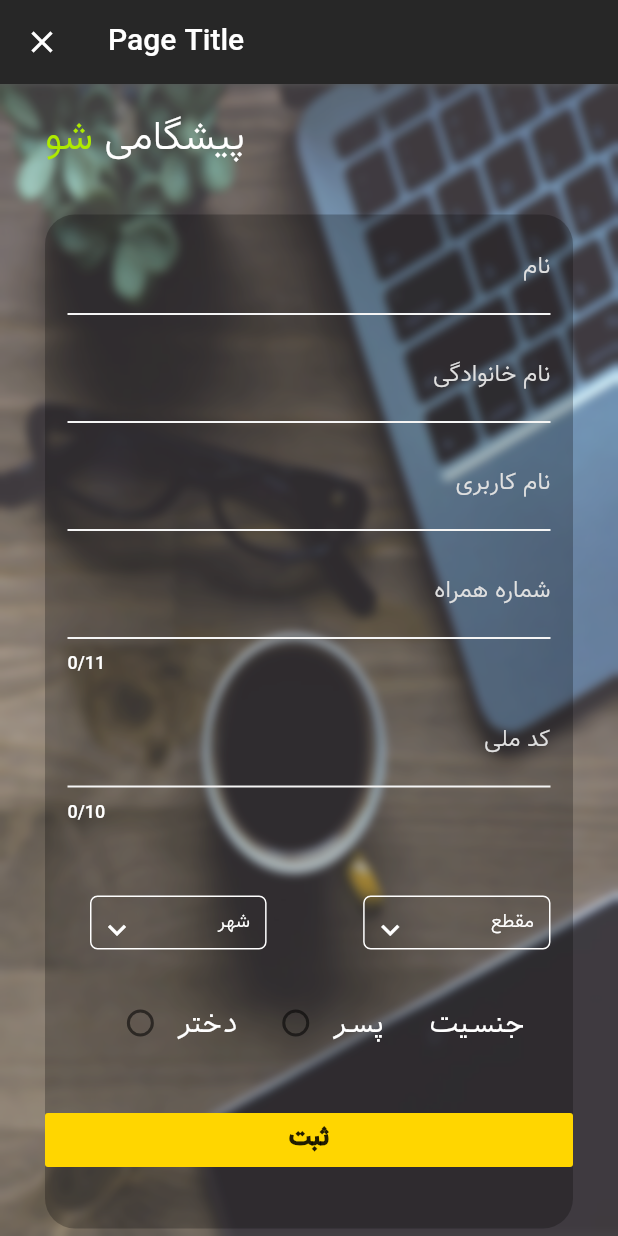
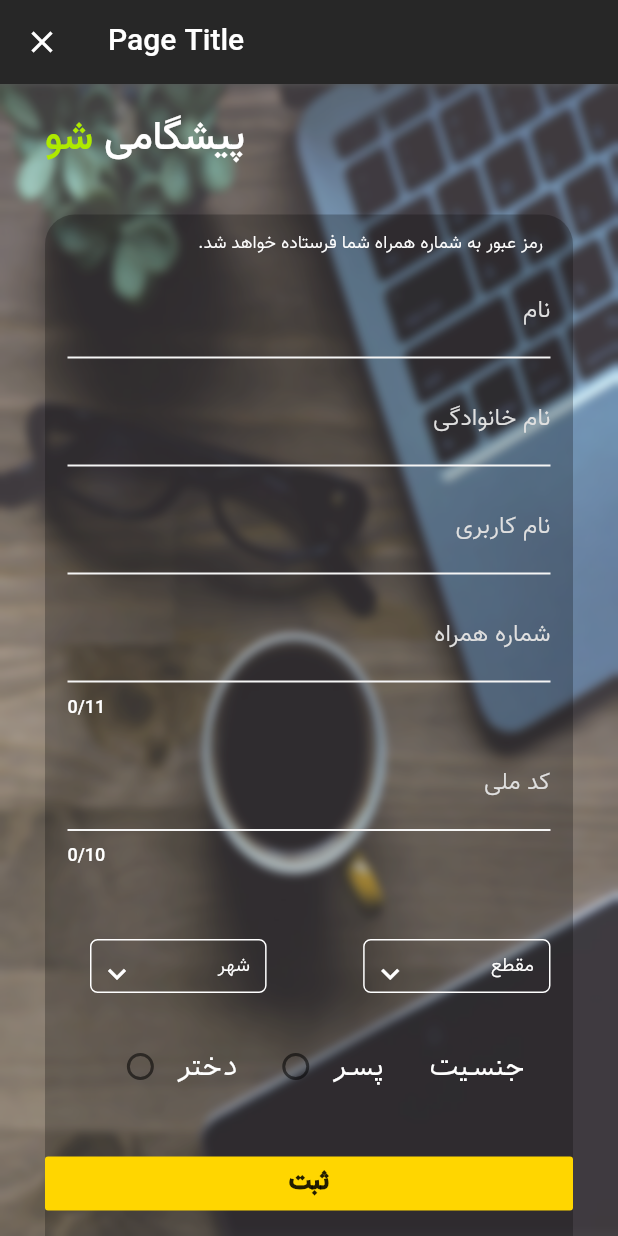
Before and after one commit to arvin2079/pishgam-tabbesh-application, a Flutter app: the SignUpPage screen opened directly, on a phone screen of 412 x 824 dp. Run offline on Flutter 3.47's test engine with Material 2 defaults, Android fonts, the phone set to English and light mode, and no system bars; our stand-ins replace bloc, carousel_slider, flutter_bloc, flutter_spinkit; missing offline and left inert: slide_countdown_clock.

Commit message:
sign up validator , errors , controllers for radioGroups and dropdowns done

```diff
--- a/lib/brain/authBloc.dart
+++ b/lib/brain/authBloc.dart
@@ -3,6 +3,7 @@ import 'authClass.dart';
 
 enum ApplicationAuthEvent {
   landing,
+  signUp,
   signIn,
   signOut,
 }
@@ -11,7 +12,15 @@ enum ApplicationAuthEvent {
 enum ApplicationAuthState {
   landing,
   signedIn,
-  SignedOut,
+  signedOut,
+  signedUp,
+}
+
+class AuthEvent {
+  AuthEvent({this.user, this.event});
+
+  final User user;
+  final ApplicationAuthEvent event;
 }
 
 class AuthState {
@@ -21,8 +30,9 @@ class AuthState {
   final ApplicationAuthState state;
 }
 
-class AuthBloc extends Bloc<ApplicationAuthEvent, AuthState> {
+class AuthBloc extends Bloc<AuthEvent, AuthState> {
   AuthBloc(this.auth);
+
   final AuthBase auth;
 
   @override
@@ -30,14 +40,15 @@ class AuthBloc extends Bloc<ApplicationAuthEvent, AuthState> {
       AuthState(user: null, state: ApplicationAuthState.landing);
 
   @override
-  Stream<AuthState> mapEventToState(ApplicationAuthEvent event) async* {
-    switch (event) {
-      case ApplicationAuthEvent.landing: {
+  Stream<AuthState> mapEventToState(AuthEvent event) async* {
+    switch (event.event) {
+      case ApplicationAuthEvent.landing:
+        {
           User user = await auth.currentUser();
           yield AuthState(
             user: user,
             state: user == null
-                ? ApplicationAuthState.SignedOut
+                ? ApplicationAuthState.signedOut
                 : ApplicationAuthState.signedIn,
           );
         }
@@ -48,6 +59,9 @@ class AuthBloc extends Bloc<ApplicationAuthEvent, AuthState> {
       case ApplicationAuthEvent.signOut:
         // TODO: Handle this case.
         break;
+      case ApplicationAuthEvent.signUp:
+        // TODO: Handle this case.
+        break;
     }
   }
 }
--- a/lib/brain/validator.dart
+++ b/lib/brain/validator.dart
@@ -30,8 +30,8 @@ class CredentioalStringValidator {
 class PhoneNumberStringValidator implements StringValidator {
   @override
   bool isValid(String value) {
-    RegExp regExp = RegExp(r'9\d{9}');
-    return regExp.hasMatch(value) && value.length == 10;
+    RegExp regExp = RegExp(r'09\d{9}');
+    return regExp.hasMatch(value) && value.length == 11;
   }
 }
 
@@ -52,7 +52,7 @@ class SignupFieldValidator {
   final String inValidLastnameErrorMassage = 'نام خوانوادگی صحیح خود را وارد کنید';
   final String inValidUsernameErrorMassage = 'نام کاربری صحیح خود را وارد کنید';
   final String inValidPhoneNumberErrorMassage = 'شماره همراه صحیح خود را وارد کنید';
-  final String nationalCodeErrorMassage = 'کد ملی خود را وارد کنید';
+  final String invalidNationalCodeErrorMassage = 'کد ملی خود را وارد کنید';
 }
 
 // fixme : phone number maxlenght for dialog box is must be 10
--- a/lib/components/customDropDownButton.dart
+++ b/lib/components/customDropDownButton.dart
@@ -1,9 +1,10 @@
 import 'package:flutter/material.dart';
 
 class CustomDropDownButton extends StatefulWidget {
-  CustomDropDownButton({@required this.hint, @required this.items});
+  CustomDropDownButton({@required this.hint, @required this.items, this.controller});
   final String hint;
   final List<String> items;
+  final DropDownController controller;
 
   @override
   _CustomDropDownButtonState createState() =>
@@ -68,6 +69,7 @@ class _CustomDropDownButtonState extends State<CustomDropDownButton> {
             value: selectedItem,
             onChanged: (newValue) {
               setState(() {
+                widget.controller.value = newValue;
                 selectedItem = newValue;
               });
             },
@@ -83,3 +85,13 @@ class _CustomDropDownButtonState extends State<CustomDropDownButton> {
     );
   }
 }
+
+class DropDownController {
+  String _value;
+
+  String get getValue => _value;
+
+  set value(String value) {
+    _value = value;
+  }
+}
--- a/lib/components/radioButton.dart
+++ b/lib/components/radioButton.dart
@@ -4,6 +4,7 @@ class RadioButton extends StatefulWidget {
   RadioButton(
       {@required this.valueFirst,
       @required this.valueSecond,
+        @required this.controller,
       @required this.first,
       @required this.second,
       @required this.txt});
@@ -11,6 +12,7 @@ class RadioButton extends StatefulWidget {
   final int valueSecond;
   final String first;
   final String second;
+  final RadioGroupController controller;
   final String txt;
   @override
   _RadioButtonState createState() => _RadioButtonState(
@@ -35,6 +37,8 @@ class _RadioButtonState extends State<RadioButton> {
   final String first;
   final String second;
   final String txt;
+
+  int get value => groupValue;
 
   @override
   Widget build(BuildContext context) {
@@ -89,7 +93,18 @@ class _RadioButtonState extends State<RadioButton> {
 
   void radioButtonChecked(int value) {
     setState(() {
+      widget.controller.value = value;
       groupValue = value;
     });
   }
 }
+
+class RadioGroupController {
+  int _value = 0;
+
+  set value(int value) {
+    _value = value;
+  }
+
+  int get getValue => _value;
+}
--- a/lib/screens/signin_form.dart
+++ b/lib/screens/signin_form.dart
@@ -42,7 +42,10 @@ class _SignInFormState extends State<SignInForm> {
       showDialog(
         context: context,
         builder: (context) {
-          return CredentialError();
+          return SimpleAlertDialog(
+            title: 'ایمیل یا رمز عبور نامعتبر',
+            content: 'ایمبل یا رمز عبورت اشکال داشت دوباره چکش کن',
+          );
         },
       );
     }
--- a/lib/screens/signup_page.dart
+++ b/lib/screens/signup_page.dart
@@ -1,10 +1,13 @@
 import 'dart:ui';
 import 'package:flutter/material.dart';
+import 'package:flutter_bloc/flutter_bloc.dart';
+import 'package:pishgamv2/brain/authBloc.dart';
 import 'package:pishgamv2/brain/authClass.dart';
 import 'package:pishgamv2/brain/validator.dart';
 import 'package:pishgamv2/components/customDropDownButton.dart';
 import 'package:pishgamv2/components/radioButton.dart';
 import 'package:pishgamv2/components/signupInputs.dart';
+import 'package:pishgamv2/dialogs/alertDialogs.dart';
 import 'package:provider/provider.dart';
 
 class SignUpPage extends StatefulWidget with SignupFieldValidator {
@@ -13,7 +16,9 @@ class SignUpPage extends StatefulWidget with SignupFieldValidator {
 }
 
 class _SignUpPageState extends State<SignUpPage> {
-  List<String> location = ['اول', 'دهم', 'دوازدهم'];
+  //fixme : grades and location lists
+  List<String> locations = ['اول', 'دهم', 'دوازدهم'];
+  List<String> grades = ['اول', 'دهم', 'دوازدهم'];
   final FocusNode _nameFocusNode = FocusNode();
   final FocusNode _familyNameFocusNode = FocusNode();
   final FocusNode _userNameFocusNode = FocusNode();
@@ -24,11 +29,16 @@ class _SignUpPageState extends State<SignUpPage> {
   final TextEditingController _userNameController = TextEditingController();
   final TextEditingController _phoneNumberController = TextEditingController();
   final TextEditingController _nationalCodeController = TextEditingController();
+  final RadioGroupController _radioGroupController = RadioGroupController();
+  final DropDownController _gradeDropDownController = DropDownController();
+  final DropDownController _cityDropDownController = DropDownController();
+
   String city;
   String grade;
   String gender;
 
   bool _isLoading = false;
+  bool _submited = false;
 
   @override
   void dispose() {
@@ -40,39 +50,42 @@ class _SignUpPageState extends State<SignUpPage> {
   }
 
   void _onNameEditingComplete() {
-    if (widget.firstnameValidator.isValid(_nameController.text))
     FocusScope.of(context).requestFocus(_familyNameFocusNode);
   }
 
   void _onFamilyNameEditingComplete() {
-    if (widget.lastnameValidator.isValid(_nameController.text))
     FocusScope.of(context).requestFocus(_userNameFocusNode);
   }
 
   void _onUserNameEditingComplete() {
-    if (widget.usernameValidator.isValid(_userNameController.text))
     FocusScope.of(context).requestFocus(_passwordFocusNode);
   }
 
   void _onPhoneNumberEditingComplete() {
-    if(widget.nationalCodeValidator.isValid(_nationalCodeController.text))
     FocusScope.of(context).requestFocus(_nationalCodeFocusNode);
   }
 
   void _submit() async {
     setState(() {
       _isLoading = true;
+      _submited = true;
     });
-        //fixme : check radio button and dropdowns value
+
+    try {
       if (!widget.usernameValidator.isValid(_userNameController.text) ||
           !widget.firstnameValidator.isValid(_nameController.text) ||
           !widget.lastnameValidator.isValid(_familyNameController.text) ||
           !widget.phoneNumberValidator.isValid(_phoneNumberController.text) ||
-        !widget.nationalCodeValidator.isValid(_nationalCodeController.text))
-        return;
-      try {
-        final auth = Provider.of<AuthBase>(context);
-        auth.signup(
+          !widget.nationalCodeValidator.isValid(_nationalCodeController.text) ||
+          _radioGroupController.getValue == 0 ||
+          _cityDropDownController.getValue == null ||
+          _gradeDropDownController.getValue == null) throw Exception;
+
+      final AuthBloc authBloc = BlocProvider.of<AuthBloc>(context);
+
+      authBloc.add(
+        AuthEvent(
+          event: ApplicationAuthEvent.signUp,
           user: User(
             firstname: _nameController.text,
             lastname: _familyNameController.text,
@@ -81,7 +94,26 @@ class _SignUpPageState extends State<SignUpPage> {
             city: city,
             grades: grade,
             phoneNumber: _phoneNumberController.text,
-        ));
+          ),
+        ),
+      );
+
+      //fixme with provider and change notifier
+      authBloc.listen((state) {
+        if (state.state == ApplicationAuthState.signedUp) {
+          showDialog(
+              context: context,
+              builder: (context) {
+                return SimpleAlertDialog(
+                  title: 'ثبت نام با موفقیت انجام شد',
+                  content: 'رمز عبور شما به شماره همراه شما فرستاده شد میتوانید بعد از ورود به برنامه رمز عبور خود را تغییر دهید',
+                  onPressed: () {
+                    Navigator.pop(context);
+                  },
+                );
+              });
+        }
+      });
     } catch (e) {
       print(e);
     } finally {
@@ -133,7 +165,7 @@ class _SignUpPageState extends State<SignUpPage> {
                             style: TextStyle(
                               fontFamily: 'vazir',
                               fontSize: 27,
-                              fontWeight: FontWeight.w100,
+                              fontWeight: FontWeight.w500,
                               color: Colors.white,
                             ),
                           ),
@@ -142,7 +174,7 @@ class _SignUpPageState extends State<SignUpPage> {
                             style: TextStyle(
                               fontFamily: 'vazir',
                               fontSize: 27,
-                              fontWeight: FontWeight.w100,
+                              fontWeight: FontWeight.w500,
                               color: Colors.limeAccent[700],
                             ),
                           ),
@@ -159,10 +191,29 @@ class _SignUpPageState extends State<SignUpPage> {
                     ),
                     child: Column(
                       mainAxisSize: MainAxisSize.max,
-                      crossAxisAlignment: CrossAxisAlignment.start,
+                      crossAxisAlignment: CrossAxisAlignment.stretch,
                       children: <Widget>[
+                        Padding(
+                          padding: EdgeInsets.only(top: 10, right: 20),
+                          child: Text(
+                            'رمز عبور به شماره همراه شما فرستاده خواهد شد.',
+                            textDirection: TextDirection.rtl,
+                            textAlign: TextAlign.right,
+                            style: TextStyle(
+                              color: Colors.white,
+                              fontFamily: 'vazir',
+                              fontWeight: FontWeight.w100,
+                              fontSize: 12,
+                            ),
+                          ),
+                        ),
                         SignupTextInput(
                           labelText: 'نام',
+                          errorText: _submited &&
+                                  !widget.firstnameValidator
+                                      .isValid(_nameController.text)
+                              ? widget.inValidFirstnameErrorMassage
+                              : null,
                           focusNode: _nameFocusNode,
                           controller: _nameController,
                           textInputType: TextInputType.text,
@@ -170,6 +221,11 @@ class _SignUpPageState extends State<SignUpPage> {
                         ),
                         SignupTextInput(
                           labelText: 'نام خانوادگی',
+                          errorText: _submited &&
+                                  !widget.lastnameValidator
+                                      .isValid(_familyNameController.text)
+                              ? widget.inValidLastnameErrorMassage
+                              : null,
                           focusNode: _familyNameFocusNode,
                           controller: _familyNameController,
                           textInputType: TextInputType.text,
@@ -177,6 +233,11 @@ class _SignUpPageState extends State<SignUpPage> {
                         ),
                         SignupTextInput(
                           labelText: 'نام کاربری',
+                          errorText: _submited &&
+                                  !widget.usernameValidator
+                                      .isValid(_userNameController.text)
+                              ? widget.inValidUsernameErrorMassage
+                              : null,
                           focusNode: _userNameFocusNode,
                           controller: _userNameController,
                           textInputType: TextInputType.text,
@@ -184,6 +245,11 @@ class _SignUpPageState extends State<SignUpPage> {
                         ),
                         SignupTextInput(
                           labelText: 'شماره همراه',
+                          errorText: _submited &&
+                                  !widget.phoneNumberValidator
+                                      .isValid(_phoneNumberController.text)
+                              ? widget.inValidPhoneNumberErrorMassage
+                              : null,
                           maxLength: 11,
                           focusNode: _passwordFocusNode,
                           controller: _phoneNumberController,
@@ -192,6 +258,11 @@ class _SignUpPageState extends State<SignUpPage> {
                         ),
                         SignupTextInput(
                           labelText: 'کد ملی',
+                          errorText: _submited &&
+                                  !widget.nationalCodeValidator
+                                      .isValid(_nationalCodeController.text)
+                              ? widget.invalidNationalCodeErrorMassage
+                              : null,
                           focusNode: _nationalCodeFocusNode,
                           controller: _nationalCodeController,
                           textInputType: TextInputType.text,
@@ -204,11 +275,13 @@ class _SignUpPageState extends State<SignUpPage> {
                           children: <Widget>[
                             CustomDropDownButton(
                               hint: 'مقطع',
-                              items: location,
+                              items: grades,
+                              controller: _gradeDropDownController,
                             ),
                             CustomDropDownButton(
                               hint: 'شهر',
-                              items: location,
+                              items: locations,
+                              controller: _cityDropDownController,
                             ),
                           ],
                         ),
@@ -218,6 +291,7 @@ class _SignUpPageState extends State<SignUpPage> {
                           valueSecond: 2,
                           first: 'پسر',
                           second: 'دختر',
+                          controller: _radioGroupController,
                         ),
                         SizedBox(
                           width: double.infinity,
--- a/lib/screens/splash_screen.dart
+++ b/lib/screens/splash_screen.dart
@@ -37,7 +37,9 @@ class _SplashScreenState extends State<SplashScreen>
       builder: (context, state) {
         if (state.state == ApplicationAuthState.landing && state.user == null) {
           startAnimation().then((value) {
-            authBloc.add(ApplicationAuthEvent.landing);
+            authBloc.add(AuthEvent(
+              event: ApplicationAuthEvent.landing,
+            ));
           });
           return Scaffold(
             resizeToAvoidBottomInset: false,
@@ -111,7 +113,7 @@ class _SplashScreenState extends State<SplashScreen>
               ),
             ),
           );
-        } else if (state.state == ApplicationAuthState.SignedOut && state.user == null) {
+        } else if (state.state == ApplicationAuthState.signedOut && state.user == null) {
           return SigninPage();
         } else if (state.state == ApplicationAuthState.signedIn && state.user != null) {
           disposAnimation();
```
Also changed, not shown: lib/dialogs/alertDialogs.dart (+8 -3 lines). Lines whose indentation alone changed are shown as unchanged.
